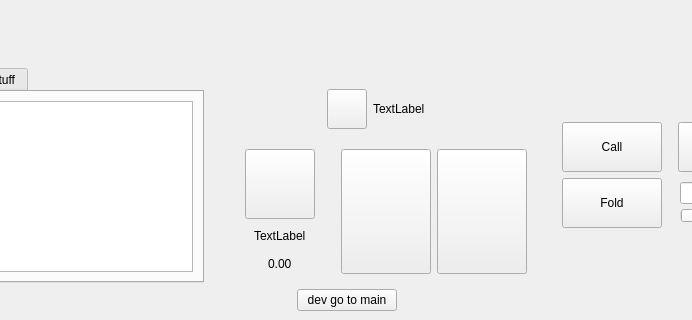
Qt form TeamPokerMainApp/PokerGame/GameUI/Resources&Design/TeamPoker.ui (gitMesa/TeamPoker) before a commit; both pictures show x 255 to 947 and y 584 to 904 of the 1204 by 904 pixel window.
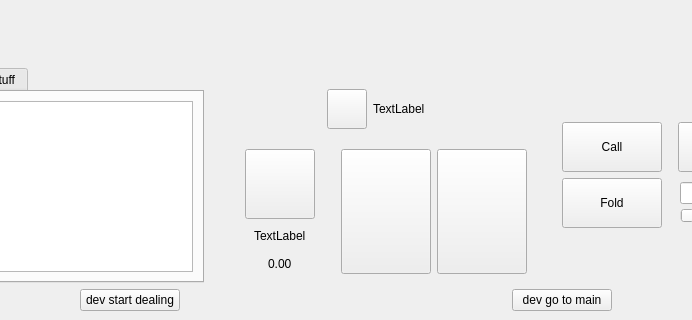
The same form after that commit. The open tabs and pages were chosen to show the change. Icons and pictures are not drawn.

The edit to the form file:
```diff
--- a/TeamPokerMainApp/PokerGame/GameUI/Resources&Design/TeamPoker.ui
+++ b/TeamPokerMainApp/PokerGame/GameUI/Resources&Design/TeamPoker.ui
@@ -3352,6 +3352,19 @@
         </item>
         <item>
          <layout class="QHBoxLayout" name="horizontalLayout_82">
+          <item>
+           <widget class="QPushButton" name="button_start_dealing">
+            <property name="maximumSize">
+             <size>
+              <width>100</width>
+              <height>25</height>
+             </size>
+            </property>
+            <property name="text">
+             <string>dev start dealing</string>
+            </property>
+           </widget>
+          </item>
           <item>
            <widget class="QPushButton" name="button_play_arena_to_main_page">
             <property name="maximumSize">
```
Left out of the diff: 230 changed lines with no effect on the pictures.
